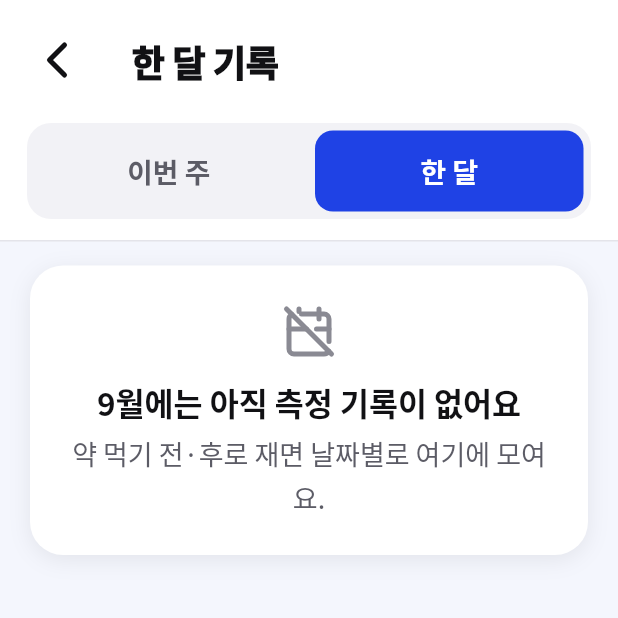
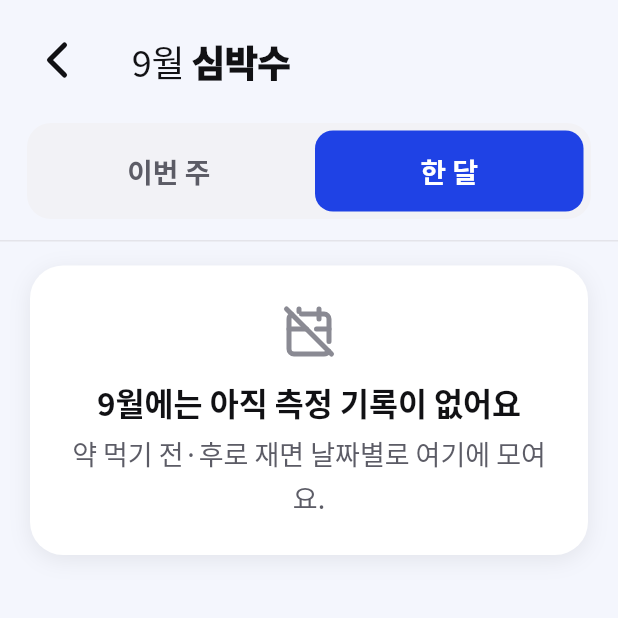
Before and after one commit to bong-bong00/alkong_yakong, a Flutter app: the MonthlyHeartScreen screen opened directly with empty values, on a phone screen of 412 x 824 dp, the top half of it. Run offline on Flutter 3.47's test engine with Material 3 defaults, Android fonts, the phone set to English and light mode, and no system bars; our stand-ins replace dio, fl_chart, flutter_local_notifications, flutter_riverpod, flutter_tabler_icons, flutter_timezone and 5 more; missing offline and left inert: polar; accounts and stored records are empty; Roboto replaces fonts that are missing (Noto Sans KR); statements that could not run were skipped.

Commit message:
style: 심박수 한 달·센서 화면 제목을 시안에 맞춘다
한 달 기록은 "9월 심박수"로, 폴라 센서는 "심박 센서"로 적는다. 상표
이름보다 무엇인지가 먼저다 — 기기 이름은 카드 안에서 말한다.

Co-Authored-By: Claude Opus 5 <noreply@anthropic.com>

```diff
--- a/lib/features/biosignal/presentation/screens/monthly_heart_screen.dart
+++ b/lib/features/biosignal/presentation/screens/monthly_heart_screen.dart
@@ -48,6 +48,7 @@ class _MonthlyHeartScreenState extends State<MonthlyHeartScreen> {
       body: Column(
         children: [
           SeniorHeader(
+            background: AppColors.bgTinted,
             child: Column(
               crossAxisAlignment: CrossAxisAlignment.stretch,
               children: [
@@ -56,9 +57,21 @@ class _MonthlyHeartScreenState extends State<MonthlyHeartScreen> {
                     const SeniorBackButton(),
                     const SizedBox(width: 14),
                     Expanded(
-                      child: Text(
-                        '한 달 기록',
-                        style: AppText.screenTitle(size: 24),
+                      child: Text.rich(
+                        TextSpan(
+                          children: [
+                            TextSpan(
+                              text: '$_month월 ',
+                              style: AppText.screenTitle(
+                                size: 24,
+                              ).copyWith(fontWeight: FontWeight.w500),
+                            ),
+                            TextSpan(
+                              text: '심박수',
+                              style: AppText.screenTitle(size: 24),
+                            ),
+                          ],
+                        ),
                       ),
                     ),
                   ],
--- a/lib/features/biosignal/presentation/screens/polar_screen.dart
+++ b/lib/features/biosignal/presentation/screens/polar_screen.dart
@@ -60,7 +60,8 @@ class _PolarScreenState extends State<PolarScreen> {
       backgroundColor: AppColors.bgTinted,
       body: Column(
         children: [
-          const SeniorBackHeader(title: '폴라 센서'),
+          // 상표 이름보다 무엇인지가 먼저다. 기기 이름은 카드 안에서 말한다.
+          const SeniorBackHeader(title: '심박 센서'),
           Expanded(
             child: SingleChildScrollView(
               padding: const EdgeInsets.fromLTRB(20, 16, 20, 28),
```
